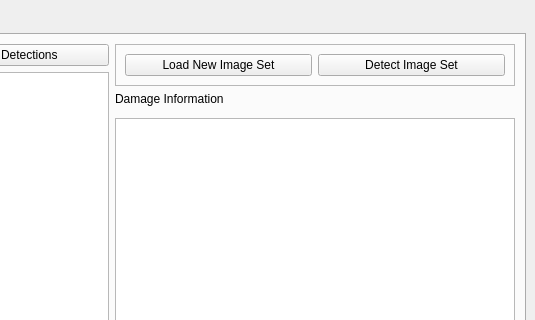
Qt form assets/roof_recon_designerqt.ui (jauwyang/capstone-roof-recon-app) before a commit; both pictures show x 312 to 847 and y 0 to 320 of the 847 by 604 pixel window.
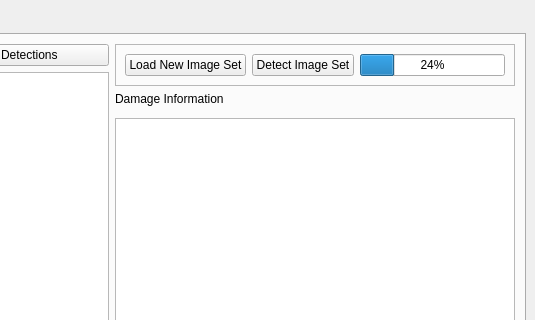
The same form after that commit.

Commit message: added loading model indicator to ui

```diff
--- a/assets/roof_recon_designerqt.ui
+++ b/assets/roof_recon_designerqt.ui
@@ -148,6 +148,13 @@
              </property>
             </widget>
            </item>
+           <item>
+            <widget class="QProgressBar" name="modelProgressBar">
+             <property name="value">
+              <number>24</number>
+             </property>
+            </widget>
+           </item>
           </layout>
          </widget>
         </item>
```
The commit also changes 6 other files.
